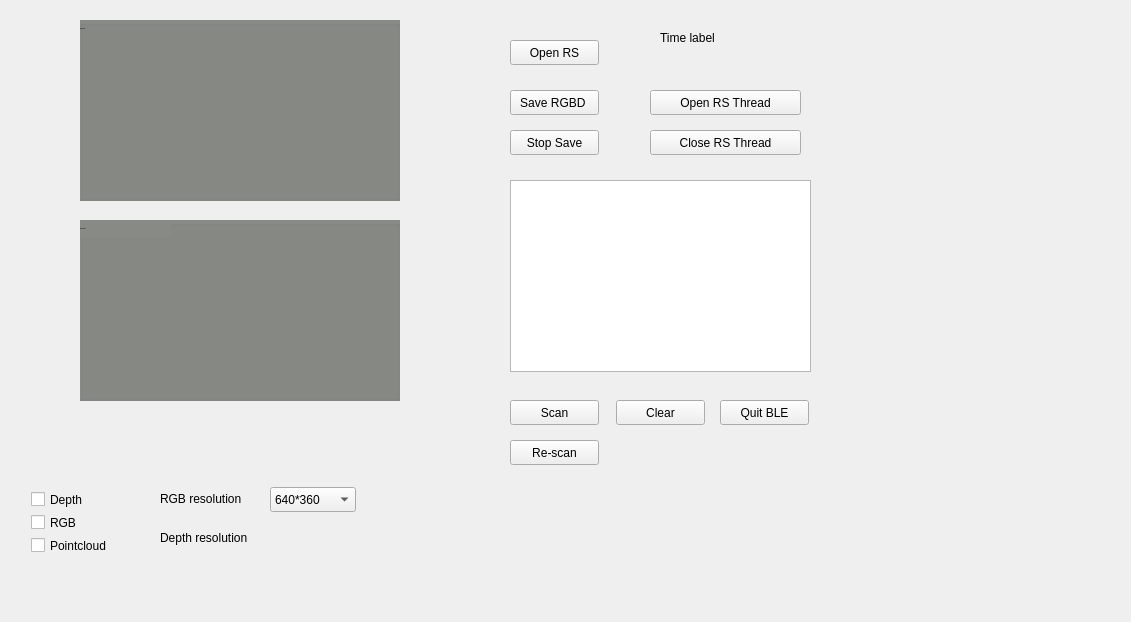
This is rscollectdata.ui in skaegy/Realsense-Collection as Qt 5 draws it before an edit. The edited form follows.
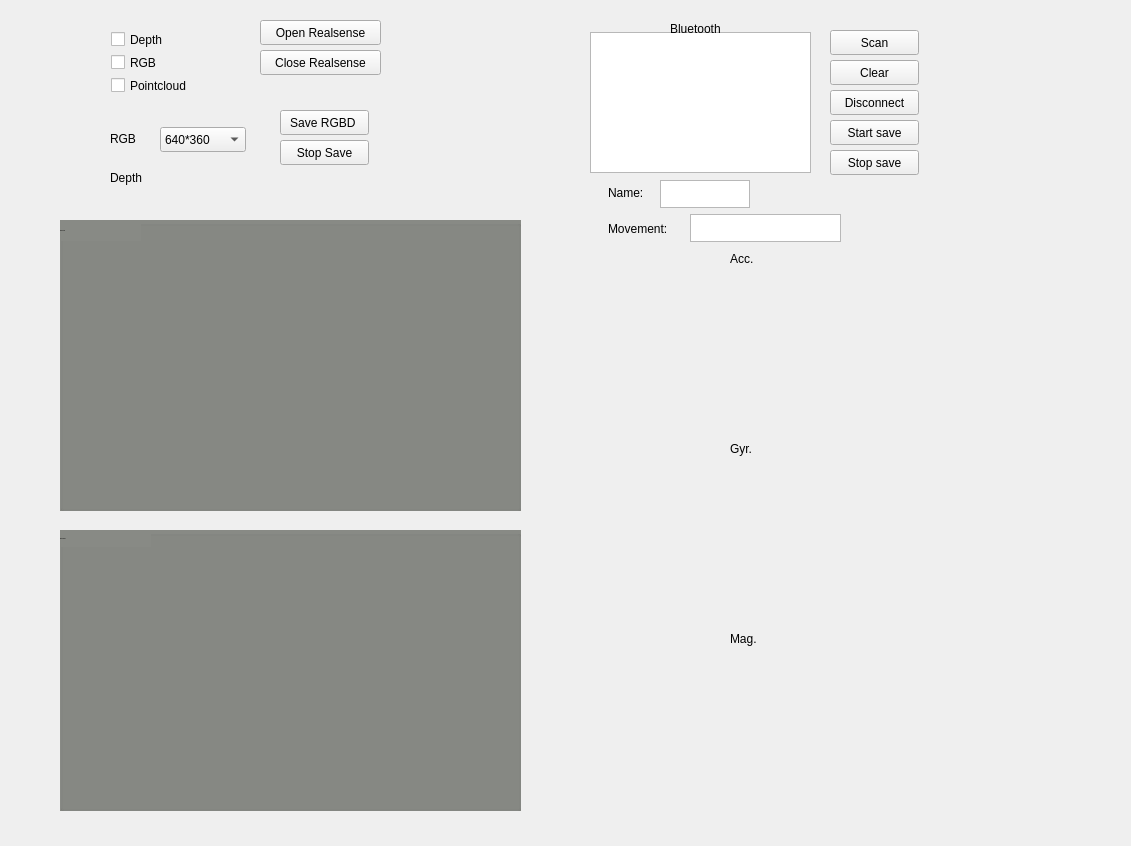
This is the edited form. Custom widgets are drawn as their Qt base class.

```diff
--- a/rscollectdata.ui
+++ b/rscollectdata.ui
@@ -7,48 +7,17 @@
     <x>0</x>
     <y>0</y>
     <width>1131</width>
-    <height>622</height>
+    <height>846</height>
    </rect>
   </property>
   <property name="windowTitle">
    <string>rsCollectData</string>
   </property>
-  <widget class="QPushButton" name="OpenRSButton">
-   <property name="geometry">
-    <rect>
-     <x>510</x>
-     <y>40</y>
-     <width>89</width>
-     <height>25</height>
-    </rect>
-   </property>
-   <property name="text">
-    <string>Open RS</string>
-   </property>
-  </widget>
-  <widget class="QLabel" name="RGBImg">
-   <property name="geometry">
-    <rect>
-     <x>80</x>
-     <y>20</y>
-     <width>81</width>
-     <height>17</height>
-    </rect>
-   </property>
-   <property name="font">
-    <font>
-     <pointsize>1</pointsize>
-    </font>
-   </property>
-   <property name="text">
-    <string>RGB image</string>
-   </property>
-  </widget>
   <widget class="QComboBox" name="comboBox">
    <property name="geometry">
     <rect>
-     <x>270</x>
-     <y>487</y>
+     <x>160</x>
+     <y>127</y>
      <width>86</width>
      <height>25</height>
     </rect>
@@ -62,21 +31,21 @@
   <widget class="QLabel" name="Label_rgb_resolution">
    <property name="geometry">
     <rect>
-     <x>160</x>
-     <y>490</y>
-     <width>101</width>
+     <x>110</x>
+     <y>130</y>
+     <width>41</width>
      <height>17</height>
     </rect>
    </property>
    <property name="text">
-    <string>RGB resolution</string>
+    <string>RGB </string>
    </property>
   </widget>
   <widget class="QWidget" name="layoutWidget">
    <property name="geometry">
     <rect>
-     <x>20</x>
-     <y>480</y>
+     <x>100</x>
+     <y>20</y>
      <width>101</width>
      <height>85</height>
     </rect>
@@ -112,10 +81,10 @@
   <widget class="QGroupBox" name="RGBBox">
    <property name="geometry">
     <rect>
-     <x>80</x>
-     <y>20</y>
-     <width>320</width>
-     <height>181</height>
+     <x>60</x>
+     <y>220</y>
+     <width>461</width>
+     <height>291</height>
     </rect>
    </property>
    <property name="styleSheet">
@@ -127,14 +96,32 @@
    <property name="title">
     <string/>
    </property>
+   <widget class="QLabel" name="RGBImg">
+    <property name="geometry">
+     <rect>
+      <x>0</x>
+      <y>1</y>
+      <width>81</width>
+      <height>20</height>
+     </rect>
+    </property>
+    <property name="font">
+     <font>
+      <pointsize>1</pointsize>
+     </font>
+    </property>
+    <property name="text">
+     <string>RGB image</string>
+    </property>
+   </widget>
   </widget>
   <widget class="QGroupBox" name="DepthBox">
    <property name="geometry">
     <rect>
-     <x>80</x>
-     <y>220</y>
-     <width>320</width>
-     <height>181</height>
+     <x>60</x>
+     <y>530</y>
+     <width>461</width>
+     <height>281</height>
     </rect>
    </property>
    <property name="styleSheet">
@@ -166,60 +153,47 @@
   <widget class="QLabel" name="Label_depth_resolution">
    <property name="geometry">
     <rect>
-     <x>160</x>
-     <y>530</y>
-     <width>121</width>
+     <x>110</x>
+     <y>170</y>
+     <width>51</width>
      <height>16</height>
     </rect>
    </property>
    <property name="text">
-    <string>Depth resolution</string>
+    <string>Depth</string>
    </property>
   </widget>
   <widget class="QPushButton" name="Button_openRSThread">
    <property name="geometry">
     <rect>
-     <x>650</x>
-     <y>90</y>
-     <width>151</width>
+     <x>260</x>
+     <y>20</y>
+     <width>121</width>
      <height>25</height>
     </rect>
    </property>
    <property name="text">
-    <string>Open RS Thread</string>
+    <string>Open Realsense</string>
    </property>
   </widget>
   <widget class="QPushButton" name="Button_closeRSThread">
    <property name="geometry">
     <rect>
-     <x>650</x>
-     <y>130</y>
-     <width>151</width>
+     <x>260</x>
+     <y>50</y>
+     <width>121</width>
      <height>25</height>
     </rect>
    </property>
    <property name="text">
-    <string>Close RS Thread</string>
-   </property>
-  </widget>
-  <widget class="QLabel" name="LabelTime">
-   <property name="geometry">
-    <rect>
-     <x>660</x>
-     <y>30</y>
-     <width>81</width>
-     <height>16</height>
-    </rect>
-   </property>
-   <property name="text">
-    <string>Time label</string>
+    <string>Close Realsense</string>
    </property>
   </widget>
   <widget class="QPushButton" name="Button_saveRGBD">
    <property name="geometry">
     <rect>
-     <x>510</x>
-     <y>90</y>
+     <x>280</x>
+     <y>110</y>
      <width>89</width>
      <height>25</height>
     </rect>
@@ -231,8 +205,8 @@
   <widget class="QPushButton" name="Button_stopSaveRGBD">
    <property name="geometry">
     <rect>
-     <x>510</x>
-     <y>130</y>
+     <x>280</x>
+     <y>140</y>
      <width>89</width>
      <height>25</height>
     </rect>
@@ -244,8 +218,8 @@
   <widget class="QPushButton" name="Button_ScanBLE">
    <property name="geometry">
     <rect>
-     <x>510</x>
-     <y>400</y>
+     <x>830</x>
+     <y>30</y>
      <width>89</width>
      <height>25</height>
     </rect>
@@ -257,8 +231,8 @@
   <widget class="QPushButton" name="Button_ClearBLE">
    <property name="geometry">
     <rect>
-     <x>616</x>
-     <y>400</y>
+     <x>830</x>
+     <y>60</y>
      <width>89</width>
      <height>25</height>
     </rect>
@@ -270,42 +244,181 @@
   <widget class="QPushButton" name="Button_QuitBLE">
    <property name="geometry">
     <rect>
-     <x>720</x>
-     <y>400</y>
+     <x>830</x>
+     <y>90</y>
      <width>89</width>
      <height>25</height>
     </rect>
    </property>
    <property name="text">
-    <string>Quit BLE</string>
+    <string>Disconnect</string>
    </property>
   </widget>
   <widget class="QListWidget" name="List_BLE">
    <property name="geometry">
     <rect>
-     <x>510</x>
-     <y>180</y>
-     <width>301</width>
-     <height>192</height>
+     <x>590</x>
+     <y>32</y>
+     <width>221</width>
+     <height>141</height>
     </rect>
    </property>
   </widget>
-  <widget class="QPushButton" name="Button_RescanBLE">
+  <widget class="QCustomPlot" name="customPlot_ACC" native="true">
    <property name="geometry">
     <rect>
-     <x>510</x>
+     <x>600</x>
+     <y>260</y>
+     <width>281</width>
+     <height>170</height>
+    </rect>
+   </property>
+  </widget>
+  <widget class="QLabel" name="label">
+   <property name="geometry">
+    <rect>
+     <x>670</x>
+     <y>20</y>
+     <width>81</width>
+     <height>17</height>
+    </rect>
+   </property>
+   <property name="text">
+    <string>Bluetooth</string>
+   </property>
+  </widget>
+  <widget class="QCustomPlot" name="customPlot_GYR" native="true">
+   <property name="geometry">
+    <rect>
+     <x>600</x>
+     <y>450</y>
+     <width>281</width>
+     <height>170</height>
+    </rect>
+   </property>
+  </widget>
+  <widget class="QLabel" name="label_2">
+   <property name="geometry">
+    <rect>
+     <x>730</x>
+     <y>250</y>
+     <width>111</width>
+     <height>17</height>
+    </rect>
+   </property>
+   <property name="text">
+    <string>Acc.</string>
+   </property>
+  </widget>
+  <widget class="QLabel" name="label_3">
+   <property name="geometry">
+    <rect>
+     <x>730</x>
      <y>440</y>
+     <width>111</width>
+     <height>17</height>
+    </rect>
+   </property>
+   <property name="text">
+    <string>Gyr.</string>
+   </property>
+  </widget>
+  <widget class="QLabel" name="label_4">
+   <property name="geometry">
+    <rect>
+     <x>730</x>
+     <y>630</y>
+     <width>111</width>
+     <height>17</height>
+    </rect>
+   </property>
+   <property name="text">
+    <string>Mag.</string>
+   </property>
+  </widget>
+  <widget class="QCustomPlot" name="customPlot_MAG" native="true">
+   <property name="geometry">
+    <rect>
+     <x>600</x>
+     <y>640</y>
+     <width>281</width>
+     <height>170</height>
+    </rect>
+   </property>
+  </widget>
+  <widget class="QPushButton" name="Button_startSaveBLE">
+   <property name="geometry">
+    <rect>
+     <x>830</x>
+     <y>120</y>
      <width>89</width>
      <height>25</height>
     </rect>
    </property>
    <property name="text">
-    <string>Re-scan</string>
+    <string>Start save</string>
+   </property>
+  </widget>
+  <widget class="QPushButton" name="Button_stopSaveBLE">
+   <property name="geometry">
+    <rect>
+     <x>830</x>
+     <y>150</y>
+     <width>89</width>
+     <height>25</height>
+    </rect>
+   </property>
+   <property name="text">
+    <string>Stop save</string>
+   </property>
+  </widget>
+  <widget class="QTextEdit" name="Text_subject_name">
+   <property name="geometry">
+    <rect>
+     <x>660</x>
+     <y>180</y>
+     <width>90</width>
+     <height>28</height>
+    </rect>
+   </property>
+  </widget>
+  <widget class="QTextEdit" name="Text_subject_action">
+   <property name="geometry">
+    <rect>
+     <x>690</x>
+     <y>214</y>
+     <width>151</width>
+     <height>28</height>
+    </rect>
+   </property>
+  </widget>
+  <widget class="QLabel" name="label_5">
+   <property name="geometry">
+    <rect>
+     <x>608</x>
+     <y>184</y>
+     <width>67</width>
+     <height>17</height>
+    </rect>
+   </property>
+   <property name="text">
+    <string>Name:</string>
+   </property>
+  </widget>
+  <widget class="QLabel" name="label_6">
+   <property name="geometry">
+    <rect>
+     <x>608</x>
+     <y>220</y>
+     <width>81</width>
+     <height>17</height>
+    </rect>
+   </property>
+   <property name="text">
+    <string>Movement:</string>
    </property>
   </widget>
   <zorder>RGBBox</zorder>
-  <zorder>OpenRSButton</zorder>
-  <zorder>RGBImg</zorder>
   <zorder>comboBox</zorder>
   <zorder>Label_rgb_resolution</zorder>
   <zorder>layoutWidget</zorder>
@@ -313,16 +426,36 @@
   <zorder>Label_depth_resolution</zorder>
   <zorder>Button_openRSThread</zorder>
   <zorder>Button_closeRSThread</zorder>
-  <zorder>LabelTime</zorder>
   <zorder>Button_saveRGBD</zorder>
   <zorder>Button_stopSaveRGBD</zorder>
   <zorder>Button_ScanBLE</zorder>
   <zorder>Button_ClearBLE</zorder>
   <zorder>Button_QuitBLE</zorder>
   <zorder>List_BLE</zorder>
-  <zorder>Button_RescanBLE</zorder>
+  <zorder>customPlot_ACC</zorder>
+  <zorder>label</zorder>
+  <zorder>customPlot_GYR</zorder>
+  <zorder>label_2</zorder>
+  <zorder>label_3</zorder>
+  <zorder>label_4</zorder>
+  <zorder>customPlot_MAG</zorder>
+  <zorder>horizontalSpacer</zorder>
+  <zorder>Button_startSaveBLE</zorder>
+  <zorder>Button_stopSaveBLE</zorder>
+  <zorder>Text_subject_name</zorder>
+  <zorder>Text_subject_action</zorder>
+  <zorder>label_5</zorder>
+  <zorder>label_6</zorder>
  </widget>
  <layoutdefault spacing="6" margin="11"/>
+ <customwidgets>
+  <customwidget>
+   <class>QCustomPlot</class>
+   <extends>QWidget</extends>
+   <header>../../qcustomplot.h</header>
+   <container>1</container>
+  </customwidget>
+ </customwidgets>
  <resources/>
  <connections>
   <connection>
```
